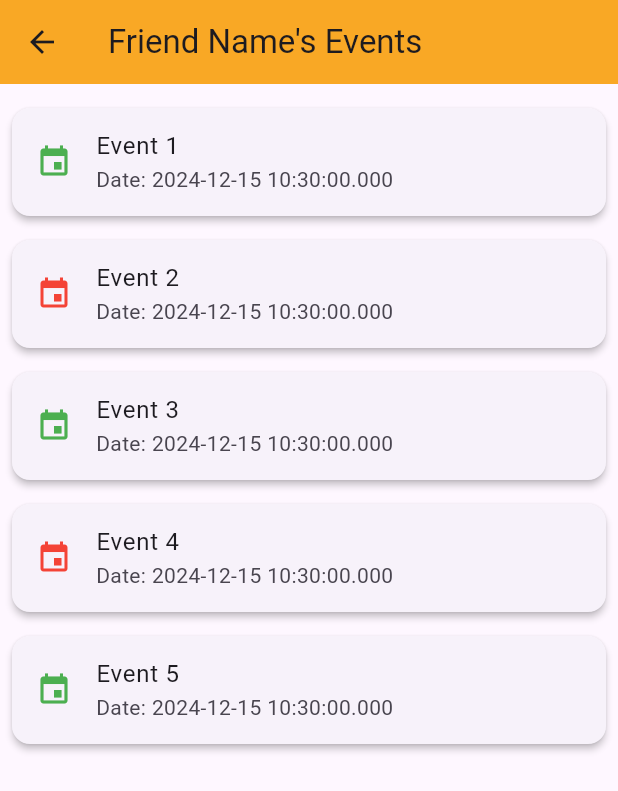
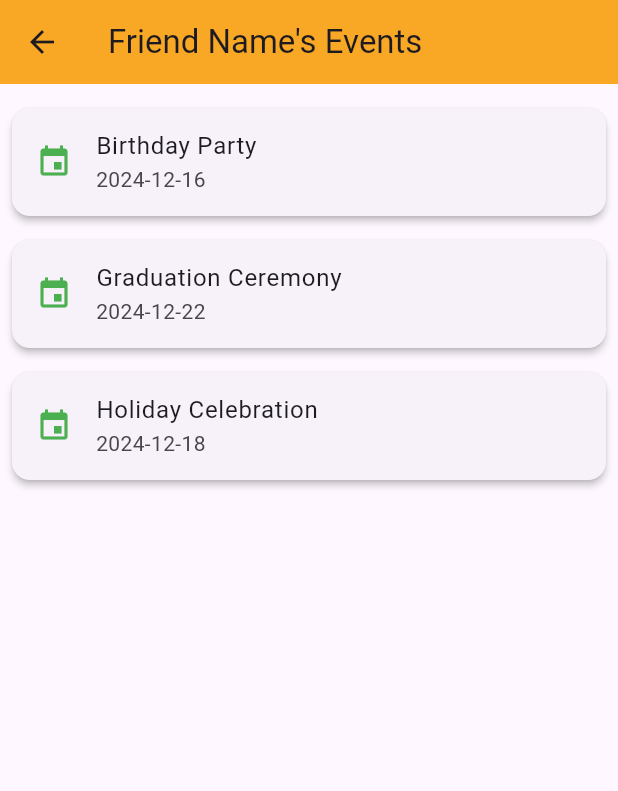
Before and after one commit to Noosh123/hedieaty, a Flutter app: the EventListPage screen opened by its route, on a phone screen of 412 x 824 dp. Shown: the top 791 px of the screen. Run offline on Flutter 3.47's test engine with Material 3 defaults, Android fonts, the phone set to English and light mode, and no system bars; our stand-ins replace firebase_core; accounts and stored records are empty; network calls fail.

Commit message:
solved a problem in the eventlist page
made only the upcomming events appear

```diff
--- a/lib/screens/eventlist_page.dart
+++ b/lib/screens/eventlist_page.dart
@@ -3,10 +3,44 @@ import 'package:flutter/material.dart';
 class EventListPage extends StatelessWidget {
   final String friendName;
 
-  const EventListPage({Key? key, required this.friendName}) : super(key: key);
+   EventListPage({Key? key, required this.friendName}) : super(key: key);
+
+  // Example event data (Replace with dynamic data from a database or API)
+  final List<Map<String, dynamic>> events = [
+    {
+      'title': 'Birthday Party',
+      'date': DateTime.now().add(Duration(days: 1)), // Upcoming
+      'status': 'Upcoming'
+    },
+    {
+      'title': 'Wedding Anniversary',
+      'date': DateTime.now().subtract(Duration(days: 5)), // Past
+      'status': 'Past'
+    },
+    {
+      'title': 'Graduation Ceremony',
+      'date': DateTime.now().add(Duration(days: 7)), // Upcoming
+      'status': 'Upcoming'
+    },
+    {
+      'title': 'Company Meetup',
+      'date': DateTime.now().subtract(Duration(days: 10)), // Past
+      'status': 'Past'
+    },
+    {
+      'title': 'Holiday Celebration',
+      'date': DateTime.now().add(Duration(days: 3)), // Upcoming
+      'status': 'Upcoming'
+    },
+  ];
 
   @override
   Widget build(BuildContext context) {
+    // Filter the list to include only upcoming events
+    final upcomingEvents = events.where((event) {
+      return event['status'] == 'Upcoming';
+    }).toList();
+
     return Scaffold(
       appBar: AppBar(
         backgroundColor: Colors.yellow[800],
@@ -14,19 +48,29 @@ class EventListPage extends StatelessWidget {
       ),
       body: Padding(
         padding: const EdgeInsets.all(8.0),
-        child: ListView.builder(
-          itemCount: 5, // Replace with dynamic count
+        child: upcomingEvents.isEmpty
+            ? Center(
+          child: Text(
+            'No Upcoming Events',
+            style: TextStyle(fontSize: 18, fontWeight: FontWeight.bold),
+          ),
+        )
+            : ListView.builder(
+          itemCount: upcomingEvents.length,
           itemBuilder: (context, index) {
+            final event = upcomingEvents[index];
             return Card(
               elevation: 2,
               margin: const EdgeInsets.symmetric(vertical: 8),
               child: ListTile(
                 leading: Icon(
                   Icons.event,
-                  color: index.isEven ? Colors.green : Colors.red, // Status indicator
+                  color: Colors.green, // Status indicator for upcoming events
                 ),
-                title: Text('Event ${index + 1}'),
-                subtitle: Text('Date: ${DateTime.now().toLocal()}'),
+                title: Text(event['title']),
+                subtitle: Text(
+                  'Date: ${event['date'].toLocal()}'.split(' ')[1],
+                ),
                 onTap: () {
                   // Navigate to Gift List Page
                   Navigator.pushNamed(context, '/giftlist');
```
